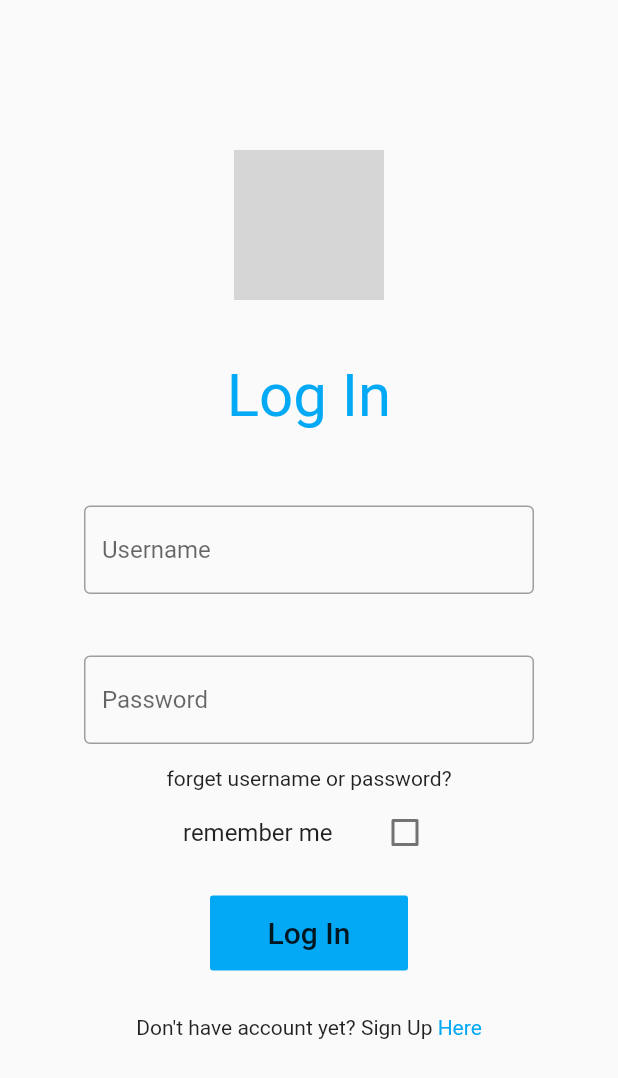
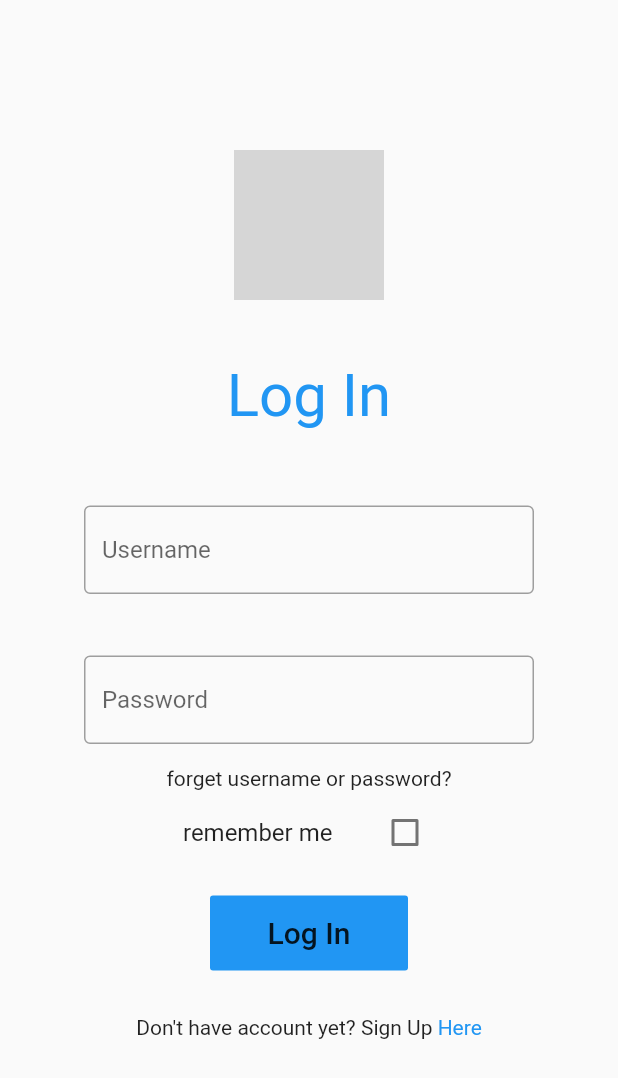
Before and after one commit to KombangkoeDias/FlashCard, a Flutter app: the screen it shows after launch, on a phone screen of 412 x 824 dp. Shown: the top 1078 px of the screen. Run offline on Flutter 3.47's test engine with Material 2 defaults, Android fonts, the phone set to English and light mode, and no system bars; our stand-ins replace flutter_spinkit; grey boxes are pictures that could not be loaded.

```diff
--- a/lib/login.dart
+++ b/lib/login.dart
@@ -1,6 +1,9 @@
 import 'package:flutter/material.dart';
 import 'package:http/http.dart' as http;
 import 'package:flashcard/helper_functions/files.dart';
+import 'package:flashcard/helper_functions/settings.dart';
+import 'package:flutter_spinkit/flutter_spinkit.dart';
+
 
 class LogIn extends StatefulWidget {
   @override
@@ -11,13 +14,16 @@ class _LogInState extends State<LogIn> {
   bool value = true;
   bool onetime = true;
   bool remember = false;
+  bool loading = false;
   final UsernameController = TextEditingController();
   final PasswordController = TextEditingController();
+  MaterialColor ThemeColor = Colors.lightBlue;
 
 
   Future<List> userLogIn() async {
 
     try {
+
       final response = await http.post(
           "http://10.0.2.2/flash_card/login.php",
           body: {
@@ -64,17 +70,40 @@ class _LogInState extends State<LogIn> {
   @override
   Widget build(BuildContext context) {
       if (onetime){
+        loading = true;
         readUser().then((user) {
           print(user);
           if (user != 'error'){
             Navigator.popAndPushNamed(context, '/home', arguments: user);
           }
         });
-        setState(() {
+        readColor().then((color) async {
+          if (color == Colors.lightBlue){
+            await writeColor('blue');
+            var newcolor = await readColor();
+            setState(() {
+              ThemeColor = newcolor['ThemeColor'];
+            });
+          }
+          else{
+            setState(() {
+              ThemeColor = color['ThemeColor'];
+            });
+          }
           onetime = false;
+          loading = false;
         });
+
       }
-
+      if (loading){
+        return Center(
+            child: SpinKitChasingDots(
+              color: Colors.blue,
+              size: 50.0,
+            )
+        );
+      }
+      else
       return Scaffold(
           body: SafeArea(
             child: SingleChildScrollView(
@@ -101,7 +130,7 @@ class _LogInState extends State<LogIn> {
                       Text(
                           "Log In",
                           style: TextStyle(
-                              color: Colors.lightBlue,
+                              color: ThemeColor,
                               fontSize: 40
                           )
                       ),
@@ -137,7 +166,7 @@ class _LogInState extends State<LogIn> {
                                   child: Text(
                                       "Here",
                                       style: TextStyle(
-                                          color: Colors.lightBlue
+                                          color: ThemeColor
                                       )
                                   ),
                                 )
@@ -158,7 +187,7 @@ class _LogInState extends State<LogIn> {
                           decoration: InputDecoration(
                               focusedBorder: OutlineInputBorder(
                                   borderSide: BorderSide(
-                                      color: Colors.lightBlue)
+                                      color: ThemeColor)
                               ),
                               enabledBorder: OutlineInputBorder(
                                   borderSide: BorderSide(color: Colors.grey)
@@ -186,7 +215,7 @@ class _LogInState extends State<LogIn> {
                           decoration: InputDecoration(
                               focusedBorder: OutlineInputBorder(
                                   borderSide: BorderSide(
-                                      color: Colors.lightBlue)
+                                      color: ThemeColor)
                               ),
                               enabledBorder: OutlineInputBorder(
                                   borderSide: BorderSide(color: Colors.grey)
@@ -222,7 +251,7 @@ class _LogInState extends State<LogIn> {
                       )
                   ),
                   FlatButton(
-                    color: Colors.lightBlue,
+                    color: ThemeColor,
 
                     child: SizedBox(
                       width: 100,
@@ -259,7 +288,7 @@ class _LogInState extends State<LogIn> {
                           child: Text(
                               "Here",
                               style: TextStyle(
-                                  color: Colors.lightBlue
+                                  color: ThemeColor
                               )
                           )
                       )
```
Also changed, not shown: lib/FirstScreen.dart (+28 -13 lines), lib/FourthScreen.dart (+6 -5 lines), lib/Home.dart (+39 -2 lines), lib/helper_functions/settings.dart (added, +54 -0 lines), lib/myCard.dart (+28 -4 lines).
